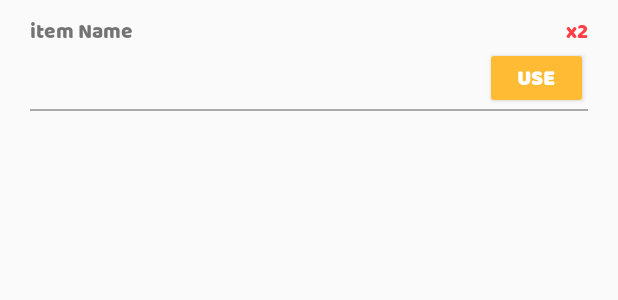
After one commit to tsummerl/tamadoggy, an Android app: the layout inventory_item_layout.xml on its own in the app's theme, with its tools: preview values and no code run, on a phone screen of 412 x 824 dp. The commit adds this screen. Shown: the top 300 px of the screen. Run offline under Robolectric (Android 15) with nearby library versions, the phone set to English and light mode, and no system bars.

Commit message:
Adding item view to recycler view to the items

```diff
--- a/app/src/main/java/summerland/twilight/tamadoggy/MainGameActivity.java
+++ b/app/src/main/java/summerland/twilight/tamadoggy/MainGameActivity.java
@@ -11,7 +11,6 @@ import android.location.LocationListener;
 import android.location.LocationManager;
 import android.net.Uri;
 import android.os.Handler;
-import android.os.VibrationEffect;
 import android.os.Vibrator;
 import android.support.annotation.NonNull;
 import android.support.design.widget.BottomNavigationView;
@@ -59,8 +58,6 @@ public class MainGameActivity extends AppCompatActivity implements
             valFun = valFun - 3;
             valFitness = valFitness -2;
             valHygiene = valHygiene -1;
-
-            //setProgress();
             lastDate = new Date();
 //            handleStat.postDelayed(this, TimeUnit.MINUTES.toMillis(1));
             handleStat.postDelayed(this, TimeUnit.HOURS.toMillis(1));
--- /dev/null
+++ b/app/src/main/res/layout/inventory_item_layout.xml
@@ -0,0 +1,58 @@
+<?xml version="1.0" encoding="utf-8"?>
+<android.support.constraint.ConstraintLayout
+    xmlns:android="http://schemas.android.com/apk/res/android" android:layout_width="match_parent"
+    android:layout_height="match_parent">
+    <TableLayout
+        android:layout_width="match_parent"
+        android:layout_height="wrap_content"
+        android:layout_margin="10dp"
+        android:layout_marginTop="20dp"
+        android:orientation="vertical"
+        android:padding="10dp">
+        <TableRow
+            android:layout_width="fill_parent"
+            android:layout_height="fill_parent"
+            android:layout_weight="2">
+            <TextView
+                android:layout_weight="2"
+                android:fontFamily="@font/baloo_chettan"
+                android:gravity="left"
+                android:text="item Name"/>
+
+            <TextView
+                android:layout_weight="2"
+                android:fontFamily="@font/baloo_chettan"
+                android:gravity="right"
+                android:textColor="@color/colorAccent"
+                android:text="x2" />
+        </TableRow>
+        <TableRow
+            android:layout_width="match_parent"
+            android:layout_height="match_parent"
+            android:layout_weight="2"
+            android:gravity="right">
+                <Button
+                    android:minHeight="0dp"
+                    android:minWidth="0dp"
+                    android:layout_width="wrap_content"
+                    android:layout_height="wrap_content"
+
+                    android:backgroundTint="@android:color/holo_orange_light"
+                    android:fontFamily="@font/baloo_chettan"
+                    android:text="Use"
+                    android:textColor="@android:color/white"
+                    android:textStyle="bold"
+                    android:layout_alignParentRight="true"/>
+        </TableRow>
+        <TableRow
+            android:layout_width="match_parent"
+            android:layout_height="match_parent"
+            android:layout_weight="2">
+            <View
+                android:layout_width="match_parent"
+                android:layout_height="1dp"
+                android:background="@android:color/darker_gray"
+                android:layout_weight="2"/>
+        </TableRow>
+    </TableLayout>
+</android.support.constraint.ConstraintLayout>
--- a/app/src/main/res/values/strings.xml
+++ b/app/src/main/res/values/strings.xml
@@ -1,6 +1,5 @@
 <resources>
     <string name="app_name">Tamadoggy</string>
-
-    <!-- TODO: Remove or change this placeholder text -->
     <string name="hello_blank_fragment">Hello blank fragment</string>
+    <string name="app_inventory">Inventory</string>
 </resources>
--- a/app/src/main/res/values/styles.xml
+++ b/app/src/main/res/values/styles.xml
@@ -17,6 +17,7 @@
     <style name="AppHeader">
         <item name="android:textSize">36dp</item>
         <item name="android:textAlignment">center</item>
+        <item name="android:paddingBottom">20dp</item>
         <item name="android:textColor">@color/colorPrimary</item>
         <item name="android:fontFamily">@font/baloo_chettan</item>
         <item name="android:textStyle">bold</item>
```
Also changed, not shown: app/src/main/java/summerland/twilight/tamadoggy/ItemAdapter.java (added, +39 -0 lines), app/src/main/res/layout/fragment_items.xml (+13 -1 lines).
